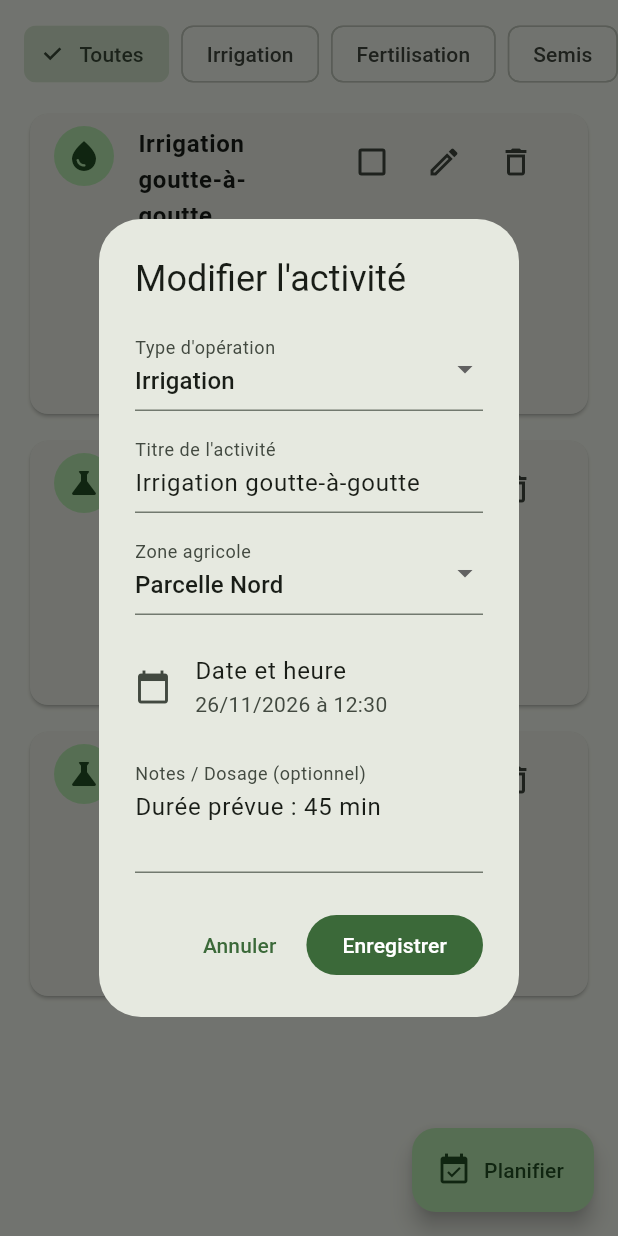
After one commit to mariambenzbir657-byte/AgriSmart, a Flutter app: the CalendarPage screen opened directly, after a tap on the "edit" icon, on a phone screen of 412 x 824 dp. The commit adds this screen. Run offline on Flutter 3.47's test engine with Material 3 defaults, Android fonts, the phone set to English and light mode, and no system bars.

Commit message:
Add AgriSmart widget test and integrate calendar feature

```diff
--- /dev/null
+++ b/lib/models/activite.dart
@@ -0,0 +1,64 @@
+enum TypeActivite {
+  irrigation,
+  fertilisation,
+  semis,
+  recolte,
+  autre,
+}
+
+extension TypeActiviteExtension on TypeActivite {
+  String get label {
+    switch (this) {
+      case TypeActivite.irrigation:
+        return 'Irrigation';
+      case TypeActivite.fertilisation:
+        return 'Fertilisation';
+      case TypeActivite.semis:
+        return 'Semis';
+      case TypeActivite.recolte:
+        return 'Récolte';
+      case TypeActivite.autre:
+        return 'Autre';
+    }
+  }
+}
+
+class ActiviteAgricole {
+  final String id;
+  final String titre;
+  final TypeActivite type;
+  final DateTime date;
+  final String zoneNom;
+  final String notes;
+  final bool estTerminee;
+
+  const ActiviteAgricole({
+    required this.id,
+    required this.titre,
+    required this.type,
+    required this.date,
+    required this.zoneNom,
+    this.notes = '',
+    this.estTerminee = false,
+  });
+
+  ActiviteAgricole copyWith({
+    String? id,
+    String? titre,
+    TypeActivite? type,
+    DateTime? date,
+    String? zoneNom,
+    String? notes,
+    bool? estTerminee,
+  }) {
+    return ActiviteAgricole(
+      id: id ?? this.id,
+      titre: titre ?? this.titre,
+      type: type ?? this.type,
+      date: date ?? this.date,
+      zoneNom: zoneNom ?? this.zoneNom,
+      notes: notes ?? this.notes,
+      estTerminee: estTerminee ?? this.estTerminee,
+    );
+  }
+}
--- /dev/null
+++ b/lib/providers/calendar_provider.dart
@@ -0,0 +1,89 @@
+import 'package:flutter/foundation.dart';
+import '../models/activite.dart';
+
+class CalendarProvider extends ChangeNotifier {
+  final List<ActiviteAgricole> _activites = [
+    ActiviteAgricole(
+      id: 'act_1',
+      titre: 'Irrigation goutte-à-goutte',
+      type: TypeActivite.irrigation,
+      date: DateTime.now().add(const Duration(days: 1, hours: 2)),
+      zoneNom: 'Parcelle Nord',
+      notes: 'Durée prévue : 45 min',
+    ),
+    ActiviteAgricole(
+      id: 'act_2',
+      titre: 'Apport engrais organique NPK',
+      type: TypeActivite.fertilisation,
+      date: DateTime.now().add(const Duration(days: 3)),
+      zoneNom: 'Serre Sud',
+      notes: 'Dosage standard tomates',
+    ),
+    ActiviteAgricole(
+      id: 'act_3',
+      titre: 'Fertilisation foliaire',
+      type: TypeActivite.fertilisation,
+      date: DateTime.now().add(const Duration(days: 6)),
+      zoneNom: 'Champ Est',
+      notes: 'Vérifier météo avant application',
+    ),
+  ];
+
+  List<ActiviteAgricole> get toutesLesActivites {
+    final copie = List<ActiviteAgricole>.from(_activites);
+    copie.sort((a, b) => a.date.compareTo(b.date));
+    return List.unmodifiable(copie);
+  }
+
+  List<ActiviteAgricole> get evenementsAVenir {
+    final maintenant = DateTime.now().subtract(const Duration(hours: 1));
+    final aVenir = _activites.where((a) => a.date.isAfter(maintenant)).toList();
+    aVenir.sort((a, b) => a.date.compareTo(b.date));
+    return List.unmodifiable(aVenir);
+  }
+
+  List<ActiviteAgricole> filtrerParType(TypeActivite? type) {
+    final liste = evenementsAVenir;
+    if (type == null) return liste;
+    return liste.where((a) => a.type == type).toList();
+  }
+
+  void ajouterActivite({
+    required String titre,
+    required TypeActivite type,
+    required DateTime date,
+    required String zoneNom,
+    String notes = '',
+  }) {
+    final nouvelle = ActiviteAgricole(
+      id: 'act_${DateTime.now().millisecondsSinceEpoch}',
+      titre: titre.trim(),
+      type: type,
+      date: date,
+      zoneNom: zoneNom.trim(),
+      notes: notes.trim(),
+    );
+    _activites.add(nouvelle);
+    notifyListeners();
+  }
+
+  void modifierActivite(ActiviteAgricole activiteModifiee) {
+    final index = _activites.indexWhere((a) => a.id == activiteModifiee.id);
+    if (index == -1) return;
+    _activites[index] = activiteModifiee;
+    notifyListeners();
+  }
+
+  void basculerStatut(String id) {
+    final index = _activites.indexWhere((a) => a.id == id);
+    if (index == -1) return;
+    final actuelle = _activites[index];
+    _activites[index] = actuelle.copyWith(estTerminee: !actuelle.estTerminee);
+    notifyListeners();
+  }
+
+  void supprimerActivite(String id) {
+    _activites.removeWhere((a) => a.id == id);
+    notifyListeners();
+  }
+}
--- /dev/null
+++ b/lib/screens/calendar_page.dart
@@ -0,0 +1,332 @@
+import 'package:flutter/material.dart';
+import 'package:provider/provider.dart';
+import '../models/activite.dart';
+import '../providers/calendar_provider.dart';
+import '../providers/zones_provider.dart';
+
+class CalendarPage extends StatefulWidget {
+  const CalendarPage({super.key});
+
+  @override
+  State<CalendarPage> createState() => _CalendarPageState();
+}
+
+class _CalendarPageState extends State<CalendarPage> {
+  TypeActivite? _filtreSelectionne;
+
+  String _formaterDate(DateTime dt) {
+    final j = dt.day.toString().padLeft(2, '0');
+    final m = dt.month.toString().padLeft(2, '0');
+    final a = dt.year;
+    final h = dt.hour.toString().padLeft(2, '0');
+    final min = dt.minute.toString().padLeft(2, '0');
+    return '$j/$m/$a à $h:$min';
+  }
+
+  IconData _iconeType(TypeActivite type) {
+    switch (type) {
+      case TypeActivite.irrigation:
+        return Icons.water_drop;
+      case TypeActivite.fertilisation:
+        return Icons.science;
+      case TypeActivite.semis:
+        return Icons.spa;
+      case TypeActivite.recolte:
+        return Icons.agriculture;
+      case TypeActivite.autre:
+        return Icons.event_note;
+    }
+  }
+
+  Future<void> _ouvrirFormulaireActivite(
+      BuildContext context, {
+        ActiviteAgricole? activiteExistante,
+      }) async {
+    final formKey = GlobalKey<FormState>();
+    final titreCtrl = TextEditingController(text: activiteExistante?.titre ?? '');
+    final notesCtrl = TextEditingController(text: activiteExistante?.notes ?? '');
+
+    final zonesDisponibles = context
+        .read<ZonesProvider>()
+        .zones
+        .map((z) => z.name)
+        .toList();
+    if (zonesDisponibles.isEmpty) {
+      zonesDisponibles.add('Parcelle Principale');
+    }
+
+    String zoneSelectionnee = activiteExistante != null &&
+        zonesDisponibles.contains(activiteExistante.zoneNom)
+        ? activiteExistante.zoneNom
+        : zonesDisponibles.first;
+
+    TypeActivite typeSelectionne =
+        activiteExistante?.type ?? TypeActivite.irrigation;
+    DateTime dateSelectionnee =
+        activiteExistante?.date ?? DateTime.now().add(const Duration(days: 1));
+
+    await showDialog<void>(
+      context: context,
+      builder: (dialogContext) {
+        return StatefulBuilder(
+          builder: (context, setDialogState) {
+            return AlertDialog(
+              title: Text(
+                activiteExistante == null
+                    ? 'Planifier une activité'
+                    : 'Modifier l\'activité',
+              ),
+              content: Form(
+                key: formKey,
+                child: SingleChildScrollView(
+                  child: Column(
+                    mainAxisSize: MainAxisSize.min,
+                    children: [
+                      DropdownButtonFormField<TypeActivite>(
+                        value: typeSelectionne,
+                        decoration: const InputDecoration(
+                          labelText: 'Type d\'opération',
+                        ),
+                        items: TypeActivite.values
+                            .map(
+                              (t) => DropdownMenuItem(
+                            value: t,
+                            child: Text(t.label),
+                          ),
+                        )
+                            .toList(),
+                        onChanged: (val) {
+                          if (val != null) {
+                            setDialogState(() => typeSelectionne = val);
+                          }
+                        },
+                      ),
+                      const SizedBox(height: 12),
+                      TextFormField(
+                        controller: titreCtrl,
+                        decoration: const InputDecoration(
+                          labelText: 'Titre de l\'activité',
+                          hintText: 'Ex: Irrigation matinale',
+                        ),
+                        validator: (v) =>
+                        (v == null || v.trim().isEmpty) ? 'Titre requis' : null,
+                      ),
+                      const SizedBox(height: 12),
+                      DropdownButtonFormField<String>(
+                        value: zoneSelectionnee,
+                        decoration: const InputDecoration(
+                          labelText: 'Zone agricole',
+                        ),
+                        items: zonesDisponibles
+                            .map(
+                              (z) => DropdownMenuItem(
+                            value: z,
+                            child: Text(z),
+                          ),
+                        )
+                            .toList(),
+                        onChanged: (val) {
+                          if (val != null) {
+                            setDialogState(() => zoneSelectionnee = val);
+                          }
+                        },
+                      ),
+                      const SizedBox(height: 12),
+                      ListTile(
+                        contentPadding: EdgeInsets.zero,
+                        leading: const Icon(Icons.calendar_today),
+                        title: const Text('Date et heure'),
+                        subtitle: Text(_formaterDate(dateSelectionnee)),
+                        onTap: () async {
+                          final dateChoisie = await showDatePicker(
+                            context: context,
+                            initialDate: dateSelectionnee,
+                            firstDate: DateTime(2025),
+                            lastDate: DateTime(2030),
+                          );
+                          if (dateChoisie == null || !context.mounted) return;
+
+                          final heureChoisie = await showTimePicker(
+                            context: context,
+                            initialTime: TimeOfDay.fromDateTime(dateSelectionnee),
+                          );
+                          setDialogState(() {
+                            dateSelectionnee = DateTime(
+                              dateChoisie.year,
+                              dateChoisie.month,
+                              dateChoisie.day,
+                              heureChoisie?.hour ?? dateSelectionnee.hour,
+                              heureChoisie?.minute ?? dateSelectionnee.minute,
+                            );
+                          });
+                        },
+                      ),
+                      const SizedBox(height: 8),
+                      TextFormField(
+                        controller: notesCtrl,
+                        maxLines: 2,
+                        decoration: const InputDecoration(
+                          labelText: 'Notes / Dosage (optionnel)',
+                        ),
+                      ),
+                    ],
+                  ),
+                ),
+              ),
+              actions: [
+                TextButton(
+                  onPressed: () => Navigator.pop(dialogContext),
+                  child: const Text('Annuler'),
+                ),
+                FilledButton(
+                  onPressed: () {
+                    if (!formKey.currentState!.validate()) return;
+                    final provider = context.read<CalendarProvider>();
+                    if (activiteExistante == null) {
+                      provider.ajouterActivite(
+                        titre: titreCtrl.text,
+                        type: typeSelectionne,
+                        date: dateSelectionnee,
+                        zoneNom: zoneSelectionnee,
+                        notes: notesCtrl.text,
+                      );
+                    } else {
+                      provider.modifierActivite(
+                        activiteExistante.copyWith(
+                          titre: titreCtrl.text.trim(),
+                          type: typeSelectionne,
+                          date: dateSelectionnee,
+                          zoneNom: zoneSelectionnee,
+                          notes: notesCtrl.text.trim(),
+                        ),
+                      );
+                    }
+                    Navigator.pop(dialogContext);
+                  },
+                  child: Text(activiteExistante == null ? 'Ajouter' : 'Enregistrer'),
+                ),
+              ],
+            );
+          },
+        );
+      },
+    );
+
+    titreCtrl.dispose();
+    notesCtrl.dispose();
+  }
+
+  @override
+  Widget build(BuildContext context) {
+    final calendarProvider = context.watch<CalendarProvider>();
+    final activites = calendarProvider.filtrerParType(_filtreSelectionne);
+
+    return Scaffold(
+      body: Column(
+        children: [
+          SingleChildScrollView(
+            scrollDirection: Axis.horizontal,
+            padding: const EdgeInsets.fromLTRB(16, 12, 16, 4),
+            child: Row(
+              children: [
+                FilterChip(
+                  label: const Text('Toutes'),
+                  selected: _filtreSelectionne == null,
+                  onSelected: (_) => setState(() => _filtreSelectionne = null),
+                ),
+                const SizedBox(width: 8),
+                ...TypeActivite.values.map(
+                      (type) => Padding(
+                    padding: const EdgeInsets.only(right: 8),
+                    child: FilterChip(
+                      label: Text(type.label),
+                      selected: _filtreSelectionne == type,
+                      onSelected: (_) => setState(
+                            () => _filtreSelectionne =
+                        _filtreSelectionne == type ? null : type,
+                      ),
+                    ),
+                  ),
+                ),
+              ],
+            ),
+          ),
+          Expanded(
+            child: activites.isEmpty
+                ? const Center(
+              child: Text('Aucune activité planifiée à venir.'),
+            )
+                : ListView.separated(
+              padding: const EdgeInsets.fromLTRB(16, 8, 16, 88),
+              itemCount: activites.length,
+              separatorBuilder: (_, __) => const SizedBox(height: 10),
+              itemBuilder: (context, index) {
+                final act = activites[index];
+                return Card(
+                  child: ListTile(
+                    leading: CircleAvatar(
+                      child: Icon(_iconeType(act.type)),
+                    ),
+                    title: Text(
+                      act.titre,
+                      style: TextStyle(
+                        decoration: act.estTerminee
+                            ? TextDecoration.lineThrough
+                            : null,
+                        fontWeight: FontWeight.w600,
+                      ),
+                    ),
+                    subtitle: Column(
+                      crossAxisAlignment: CrossAxisAlignment.start,
+                      children: [
+                        Text('${act.type.label} • ${act.zoneNom}'),
+                        Text(_formaterDate(act.date)),
+                        if (act.notes.isNotEmpty)
+                          Text(
+                            act.notes,
+                            style: Theme.of(context).textTheme.bodySmall,
+                          ),
+                      ],
+                    ),
+                    isThreeLine: true,
+                    trailing: Row(
+                      mainAxisSize: MainAxisSize.min,
+                      children: [
+                        Checkbox(
+                          value: act.estTerminee,
+                          onChanged: (_) => context
+                              .read<CalendarProvider>()
+                              .basculerStatut(act.id),
+                        ),
+                        IconButton(
+                          icon: const Icon(Icons.edit_outlined),
+                          tooltip: 'Modifier',
+                          onPressed: () => _ouvrirFormulaireActivite(
+                            context,
+                            activiteExistante: act,
+                          ),
+                        ),
+                        IconButton(
+                          icon: const Icon(Icons.delete_outline),
+                          tooltip: 'Supprimer',
+                          onPressed: () => context
+                              .read<CalendarProvider>()
+                              .supprimerActivite(act.id),
+                        ),
+                      ],
+                    ),
+                  ),
+                );
+              },
+            ),
+          ),
+        ],
+      ),
+      floatingActionButton: FloatingActionButton.extended(
+        onPressed: () => _ouvrirFormulaireActivite(context),
+        icon: const Icon(Icons.event_available),
+        label: const Text('Planifier'),
+      ),
+    );
+  }
+}
```
Also changed, not shown: lib/main.dart (+137 -8 lines), lib/providers/zones_provider.dart (+26 -4 lines), lib/models/zone_model.dart (line endings or trailing spaces), 1 other file.
